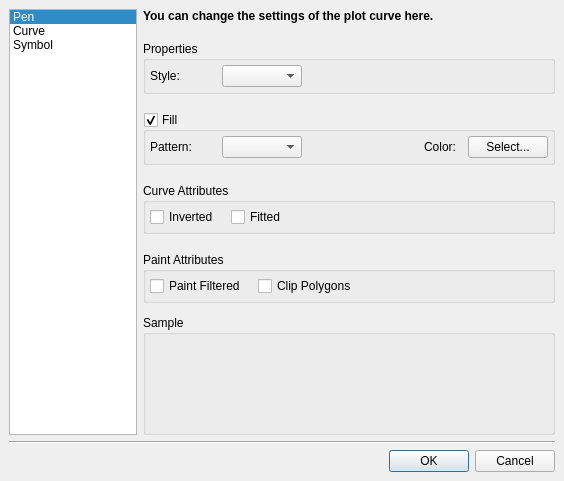
First picture: the form in profit/widgets/ui_plotitemdialog.ui, repository hpsilva/profitpy, before the edit.
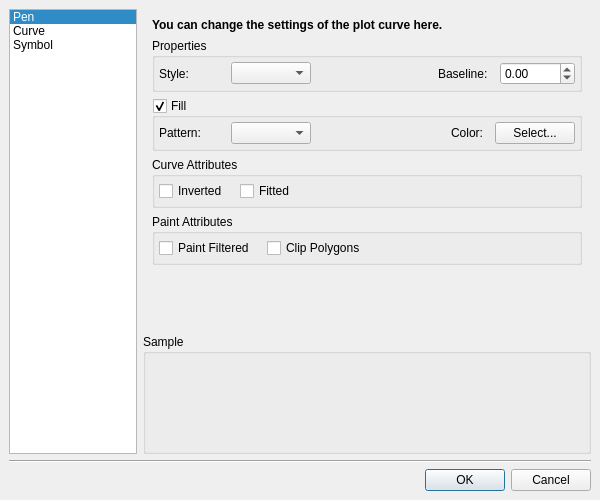
Second picture: the form after the edit. The open tabs and pages were chosen to show the change. Icons and pictures are not drawn. Custom widgets are drawn as their Qt base class.

Commit message: Support for curve baseline edit -- also changed plot curve preview to use supplied curve data if possible.

```diff
--- a/profit/widgets/ui_plotitemdialog.ui
+++ b/profit/widgets/ui_plotitemdialog.ui
@@ -5,8 +5,8 @@
    <rect>
     <x>0</x>
     <y>0</y>
-    <width>564</width>
-    <height>469</height>
+    <width>600</width>
+    <height>500</height>
    </rect>
   </property>
   <property name="windowTitle" >
@@ -27,6 +27,33 @@
      <property name="spacing" >
       <number>6</number>
      </property>
+     <item row="1" column="1" >
+      <widget class="QGroupBox" name="plotSampleGroup" >
+       <property name="minimumSize" >
+        <size>
+         <width>120</width>
+         <height>120</height>
+        </size>
+       </property>
+       <property name="title" >
+        <string>Sample</string>
+       </property>
+       <property name="flat" >
+        <bool>true</bool>
+       </property>
+       <layout class="QVBoxLayout" >
+        <property name="margin" >
+         <number>6</number>
+        </property>
+        <property name="spacing" >
+         <number>0</number>
+        </property>
+        <item>
+         <widget class="QwtPlot" name="plotSample" />
+        </item>
+       </layout>
+      </widget>
+     </item>
      <item rowspan="2" row="0" column="0" >
       <widget class="QListWidget" name="sectionList" >
        <property name="sizePolicy" >
@@ -303,10 +330,10 @@
        <widget class="QWidget" name="curvePage" >
         <layout class="QVBoxLayout" >
          <property name="margin" >
-          <number>0</number>
+          <number>9</number>
          </property>
          <property name="spacing" >
-          <number>18</number>
+          <number>6</number>
          </property>
          <item>
           <widget class="QLabel" name="label" >
@@ -372,6 +399,26 @@
               </property>
              </spacer>
             </item>
+            <item>
+             <widget class="QLabel" name="label_2" >
+              <property name="text" >
+               <string>Baseline:</string>
+              </property>
+             </widget>
+            </item>
+            <item>
+             <widget class="QDoubleSpinBox" name="areaFillBaseline" >
+              <property name="maximum" >
+               <double>1000.000000000000000</double>
+              </property>
+              <property name="minimum" >
+               <double>-1000.000000000000000</double>
+              </property>
+              <property name="singleStep" >
+               <double>1.000000000000000</double>
+              </property>
+             </widget>
+            </item>
            </layout>
           </widget>
          </item>
@@ -935,33 +982,6 @@
        </widget>
       </widget>
      </item>
-     <item row="1" column="1" >
-      <widget class="QGroupBox" name="plotSampleGroup" >
-       <property name="minimumSize" >
-        <size>
-         <width>120</width>
-         <height>120</height>
-        </size>
-       </property>
-       <property name="title" >
-        <string>Sample</string>
-       </property>
-       <property name="flat" >
-        <bool>true</bool>
-       </property>
-       <layout class="QVBoxLayout" >
-        <property name="margin" >
-         <number>6</number>
-        </property>
-        <property name="spacing" >
-         <number>0</number>
-        </property>
-        <item>
-         <widget class="QwtPlot" name="plotSample" />
-        </item>
-       </layout>
-      </widget>
-     </item>
     </layout>
    </item>
    <item>
```
Left out of the diff: 2 changed lines with no effect on the pictures. The commit also changes 2 other files.
